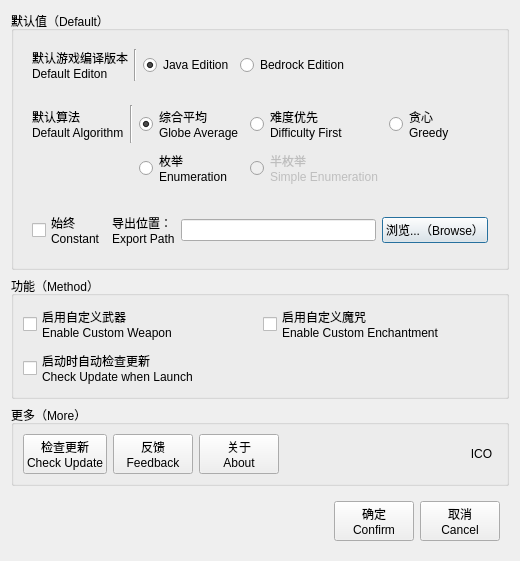
Old version of the form settings.ui in the repository Dinosaur-MC/BestEnchSeq.
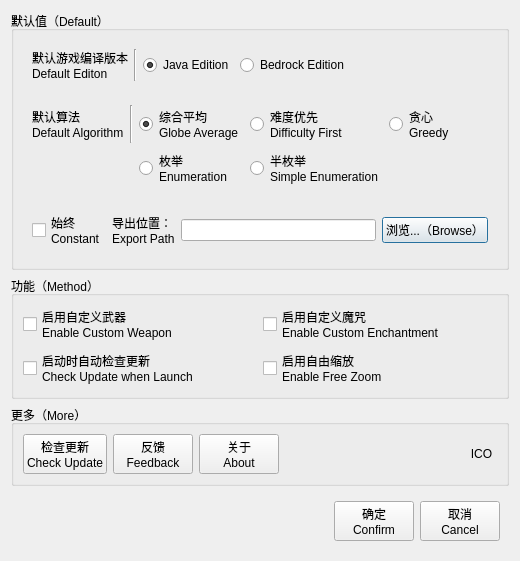
New version of the form.

What changed in the file:
```diff
--- a/settings.ui
+++ b/settings.ui
@@ -151,7 +151,7 @@
            <item row="1" column="3">
             <widget class="QRadioButton" name="radAlg_SE">
              <property name="enabled">
-              <bool>false</bool>
+              <bool>true</bool>
              </property>
              <property name="text">
               <string>半枚举
@@ -230,6 +230,14 @@
           </property>
          </widget>
         </item>
+        <item row="2" column="1">
+         <widget class="QCheckBox" name="cb_FreeZoom">
+          <property name="text">
+           <string>启用自由缩放
+Enable Free Zoom</string>
+          </property>
+         </widget>
+        </item>
        </layout>
       </widget>
      </item>
```
Left out of the diff: 6 changed lines with no effect on the pictures.
